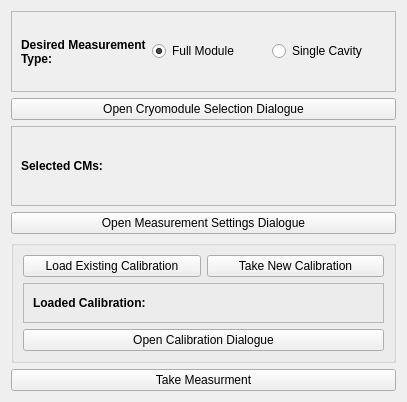
Old version of the form gui/q0.ui in the repository ssoham/Q0Measurement.
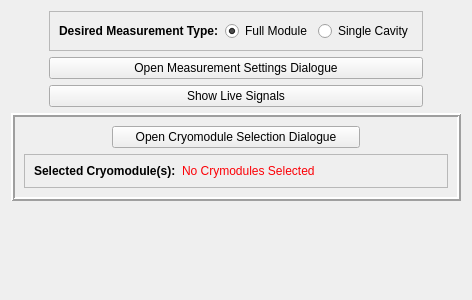
New version of the form. Custom widgets are drawn as their Qt base class.

Patch:
```diff
--- a/gui/q0.ui
+++ b/gui/q0.ui
@@ -6,19 +6,57 @@
    <rect>
     <x>0</x>
     <y>0</y>
-    <width>407</width>
-    <height>402</height>
+    <width>472</width>
+    <height>300</height>
    </rect>
   </property>
   <property name="windowTitle">
    <string>Q0 Measurement</string>
   </property>
-  <layout class="QVBoxLayout" name="verticalLayout">
-   <item>
+  <layout class="QGridLayout" name="gridLayout">
+   <item row="1" column="1" colspan="3">
+    <widget class="QPushButton" name="settingsButton">
+     <property name="enabled">
+      <bool>true</bool>
+     </property>
+     <property name="sizePolicy">
+      <sizepolicy hsizetype="Preferred" vsizetype="Fixed">
+       <horstretch>0</horstretch>
+       <verstretch>0</verstretch>
+      </sizepolicy>
+     </property>
+     <property name="toolTip">
+      <string>Default settings will work fine in most use cases</string>
+     </property>
+     <property name="text">
+      <string>Open Measurement Settings Dialogue</string>
+     </property>
+    </widget>
+   </item>
+   <item row="2" column="1" colspan="3">
+    <widget class="QPushButton" name="liveSignalsButton">
+     <property name="sizePolicy">
+      <sizepolicy hsizetype="Preferred" vsizetype="Fixed">
+       <horstretch>0</horstretch>
+       <verstretch>0</verstretch>
+      </sizepolicy>
+     </property>
+     <property name="text">
+      <string>Show Live Signals</string>
+     </property>
+    </widget>
+   </item>
+   <item row="0" column="1" colspan="3">
     <widget class="QFrame" name="measurementTypeFrame">
      <property name="enabled">
       <bool>true</bool>
      </property>
+     <property name="sizePolicy">
+      <sizepolicy hsizetype="Minimum" vsizetype="Preferred">
+       <horstretch>0</horstretch>
+       <verstretch>0</verstretch>
+      </sizepolicy>
+     </property>
      <property name="frameShape">
       <enum>QFrame::StyledPanel</enum>
      </property>
@@ -47,7 +85,7 @@
          <string>Desired Measurement Type:</string>
         </property>
         <property name="wordWrap">
-         <bool>true</bool>
+         <bool>false</bool>
         </property>
        </widget>
       </item>
@@ -78,146 +116,80 @@
         <property name="text">
          <string>Single Cavity</string>
         </property>
-        <property name="checked">
-         <bool>false</bool>
-        </property>
        </widget>
       </item>
      </layout>
     </widget>
    </item>
-   <item>
-    <widget class="QPushButton" name="cmSelectButton">
+   <item row="4" column="0" colspan="5">
+    <widget class="PyDMTemplateRepeater" name="dialogues">
      <property name="enabled">
       <bool>true</bool>
      </property>
-     <property name="text">
-      <string>Open Cryomodule Selection Dialogue</string>
+     <property name="sizePolicy">
+      <sizepolicy hsizetype="MinimumExpanding" vsizetype="MinimumExpanding">
+       <horstretch>0</horstretch>
+       <verstretch>0</verstretch>
+      </sizepolicy>
      </property>
-     <property name="checked">
-      <bool>false</bool>
+     <property name="frameShape">
+      <enum>QFrame::NoFrame</enum>
+     </property>
+     <property name="countShownInDesigner" stdset="0">
+      <number>20</number>
+     </property>
+     <property name="templateFilename" stdset="0">
+      <string>dialogueGroup.ui</string>
+     </property>
+     <property name="dataSource" stdset="0">
+      <string>dialogues.json</string>
+     </property>
+     <property name="layoutType" stdset="0">
+      <string>Vertical</string>
      </property>
     </widget>
    </item>
-   <item>
-    <widget class="QFrame" name="cmSelectionFrame">
-     <property name="enabled">
-      <bool>true</bool>
-     </property>
+   <item row="3" column="0" colspan="5">
+    <widget class="QFrame" name="frame">
      <property name="frameShape">
-      <enum>QFrame::StyledPanel</enum>
+      <enum>QFrame::Box</enum>
      </property>
      <property name="frameShadow">
       <enum>QFrame::Raised</enum>
      </property>
-     <layout class="QHBoxLayout" name="horizontalLayout">
-      <item>
-       <widget class="QLabel" name="selectorLabel">
-        <property name="enabled">
-         <bool>true</bool>
-        </property>
-        <property name="sizePolicy">
-         <sizepolicy hsizetype="Minimum" vsizetype="Minimum">
-          <horstretch>0</horstretch>
-          <verstretch>0</verstretch>
-         </sizepolicy>
-        </property>
-        <property name="font">
-         <font>
-          <weight>75</weight>
-          <bold>true</bold>
-         </font>
-        </property>
-        <property name="toolTip">
-         <string>CMs where cavities are deselected or not at ops max will appear with an asterisk (*)</string>
-        </property>
-        <property name="text">
-         <string>Selected CMs:</string>
-        </property>
-        <property name="wordWrap">
-         <bool>true</bool>
-        </property>
-        <property name="textInteractionFlags">
-         <set>Qt::LinksAccessibleByMouse|Qt::TextSelectableByMouse</set>
-        </property>
-       </widget>
-      </item>
-      <item>
-       <widget class="QLabel" name="selectionOutput">
-        <property name="enabled">
-         <bool>true</bool>
-        </property>
-        <property name="sizePolicy">
-         <sizepolicy hsizetype="Minimum" vsizetype="Minimum">
-          <horstretch>0</horstretch>
-          <verstretch>0</verstretch>
-         </sizepolicy>
-        </property>
-        <property name="toolTip">
-         <string>CMs where cavities are deselected or not at ops max will appear with an asterisk (*)</string>
-        </property>
-        <property name="text">
-         <string/>
-        </property>
-        <property name="wordWrap">
-         <bool>true</bool>
-        </property>
-        <property name="textInteractionFlags">
-         <set>Qt::LinksAccessibleByMouse|Qt::TextSelectableByMouse</set>
-        </property>
-       </widget>
-      </item>
-      <item>
-       <spacer name="selectionSpacer">
-        <property name="enabled">
-         <bool>true</bool>
-        </property>
-        <property name="orientation">
-         <enum>Qt::Horizontal</enum>
-        </property>
-        <property name="sizeHint" stdset="0">
-         <size>
-          <width>226</width>
-          <height>20</height>
-         </size>
-        </property>
-       </spacer>
-      </item>
-     </layout>
-    </widget>
-   </item>
-   <item>
-    <widget class="QPushButton" name="settingsButton">
-     <property name="enabled">
-      <bool>true</bool>
-     </property>
-     <property name="toolTip">
-      <string>Default settings will work fine in most use cases</string>
-     </property>
-     <property name="text">
-      <string>Open Measurement Settings Dialogue</string>
-     </property>
-    </widget>
-   </item>
-   <item>
-    <widget class="QGroupBox" name="calibrationGroupBox">
-     <property name="enabled">
-      <bool>true</bool>
-     </property>
-     <property name="title">
-      <string/>
+     <property name="lineWidth">
+      <number>2</number>
      </property>
      <layout class="QGridLayout" name="gridLayout_2">
-      <item row="1" column="0" colspan="2">
-       <widget class="QFrame" name="calibrationFrame">
+      <item row="0" column="1" colspan="3">
+       <widget class="QPushButton" name="cmSelectButton">
         <property name="enabled">
          <bool>true</bool>
         </property>
         <property name="sizePolicy">
-         <sizepolicy hsizetype="Minimum" vsizetype="Minimum">
+         <sizepolicy hsizetype="Preferred" vsizetype="Fixed">
           <horstretch>0</horstretch>
           <verstretch>0</verstretch>
          </sizepolicy>
+        </property>
+        <property name="accessibleName">
+         <string>${buttonName}</string>
+        </property>
+        <property name="text">
+         <string>Open Cryomodule Selection Dialogue</string>
+        </property>
+        <property name="checked">
+         <bool>false</bool>
+        </property>
+       </widget>
+      </item>
+      <item row="1" column="0" colspan="5">
+       <widget class="QFrame" name="cmSelectionFrame">
+        <property name="enabled">
+         <bool>true</bool>
+        </property>
+        <property name="autoFillBackground">
+         <bool>true</bool>
         </property>
         <property name="frameShape">
          <enum>QFrame::StyledPanel</enum>
@@ -225,14 +197,14 @@
         <property name="frameShadow">
          <enum>QFrame::Raised</enum>
         </property>
-        <layout class="QHBoxLayout" name="horizontalLayout_3">
+        <layout class="QHBoxLayout" name="horizontalLayout">
          <item>
-          <widget class="QLabel" name="calibrationLabel">
+          <widget class="QLabel" name="selectorLabel">
            <property name="enabled">
             <bool>true</bool>
            </property>
            <property name="sizePolicy">
-            <sizepolicy hsizetype="Minimum" vsizetype="Minimum">
+            <sizepolicy hsizetype="Preferred" vsizetype="Minimum">
              <horstretch>0</horstretch>
              <verstretch>0</verstretch>
             </sizepolicy>
@@ -244,90 +216,94 @@
             </font>
            </property>
            <property name="text">
-            <string>Loaded Calibration:</string>
+            <string>Selected Cryomodule(s):</string>
            </property>
            <property name="wordWrap">
-            <bool>true</bool>
+            <bool>false</bool>
            </property>
           </widget>
          </item>
          <item>
-          <widget class="QLabel" name="loadedCalibrationLabel">
+          <widget class="QLabel" name="cmSelectionLabel">
            <property name="enabled">
             <bool>true</bool>
            </property>
+           <property name="sizePolicy">
+            <sizepolicy hsizetype="MinimumExpanding" vsizetype="Minimum">
+             <horstretch>0</horstretch>
+             <verstretch>0</verstretch>
+            </sizepolicy>
+           </property>
+           <property name="palette">
+            <palette>
+             <active>
+              <colorrole role="WindowText">
+               <brush brushstyle="SolidPattern">
+                <color alpha="255">
+                 <red>252</red>
+                 <green>1</green>
+                 <blue>7</blue>
+                </color>
+               </brush>
+              </colorrole>
+             </active>
+             <inactive>
+              <colorrole role="WindowText">
+               <brush brushstyle="SolidPattern">
+                <color alpha="255">
+                 <red>252</red>
+                 <green>1</green>
+                 <blue>7</blue>
+                </color>
+               </brush>
+              </colorrole>
+             </inactive>
+             <disabled>
+              <colorrole role="WindowText">
+               <brush brushstyle="SolidPattern">
+                <color alpha="255">
+                 <red>127</red>
+                 <green>127</green>
+                 <blue>127</blue>
+                </color>
+               </brush>
+              </colorrole>
+             </disabled>
+            </palette>
+           </property>
+           <property name="toolTip">
+            <string>CMs where cavities are deselected or not at ops max will appear with an asterisk (*)</string>
+           </property>
+           <property name="accessibleName">
+            <string>${labelName}</string>
+           </property>
            <property name="text">
-            <string/>
+            <string>No Crymodules Selected</string>
            </property>
            <property name="wordWrap">
             <bool>true</bool>
            </property>
-          </widget>
-         </item>
-         <item>
-          <spacer name="calibrationSpacer">
-           <property name="enabled">
-            <bool>true</bool>
+           <property name="textInteractionFlags">
+            <set>Qt::LinksAccessibleByMouse|Qt::TextSelectableByMouse</set>
            </property>
-           <property name="orientation">
-            <enum>Qt::Horizontal</enum>
-           </property>
-           <property name="sizeHint" stdset="0">
-            <size>
-             <width>40</width>
-             <height>20</height>
-            </size>
-           </property>
-          </spacer>
+          </widget>
          </item>
         </layout>
        </widget>
       </item>
-      <item row="0" column="1">
-       <widget class="QPushButton" name="startCalibrationButton">
-        <property name="enabled">
-         <bool>true</bool>
-        </property>
-        <property name="text">
-         <string>Take New Calibration</string>
-        </property>
-       </widget>
-      </item>
-      <item row="0" column="0">
-       <widget class="QPushButton" name="loadCalibrationButton">
-        <property name="enabled">
-         <bool>true</bool>
-        </property>
-        <property name="text">
-         <string>Load Existing Calibration</string>
-        </property>
-       </widget>
-      </item>
-      <item row="2" column="0" colspan="2">
-       <widget class="QPushButton" name="openCalibrationDialogueButton">
-        <property name="enabled">
-         <bool>true</bool>
-        </property>
-        <property name="text">
-         <string>Open Calibration Dialogue</string>
-        </property>
-       </widget>
-      </item>
      </layout>
     </widget>
    </item>
-   <item>
-    <widget class="QPushButton" name="pushButton_2">
-     <property name="enabled">
-      <bool>true</bool>
-     </property>
-     <property name="text">
-      <string>Take Measurment</string>
-     </property>
-    </widget>
-   </item>
   </layout>
  </widget>
+ <customwidgets>
+  <customwidget>
+   <class>PyDMTemplateRepeater</class>
+   <extends>QFrame</extends>
+   <header>pydm.widgets.template_repeater</header>
+   <container>1</container>
+  </customwidget>
+ </customwidgets>
  <resources/>
  <connections/>
 </ui>
```
Left out of the diff: 6 changed lines with no effect on the pictures.
